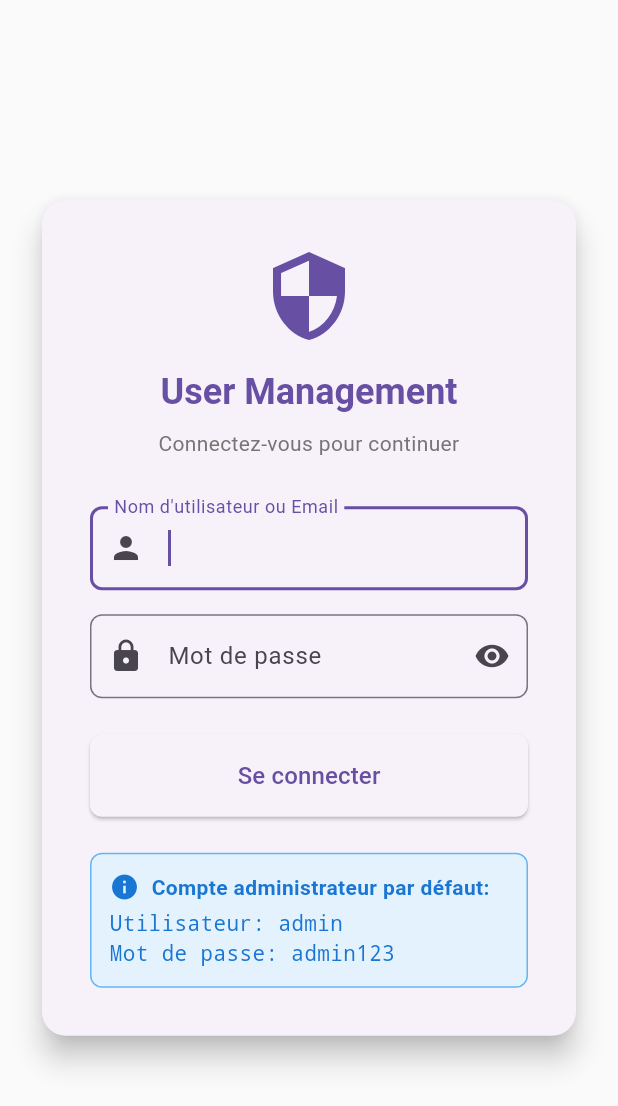
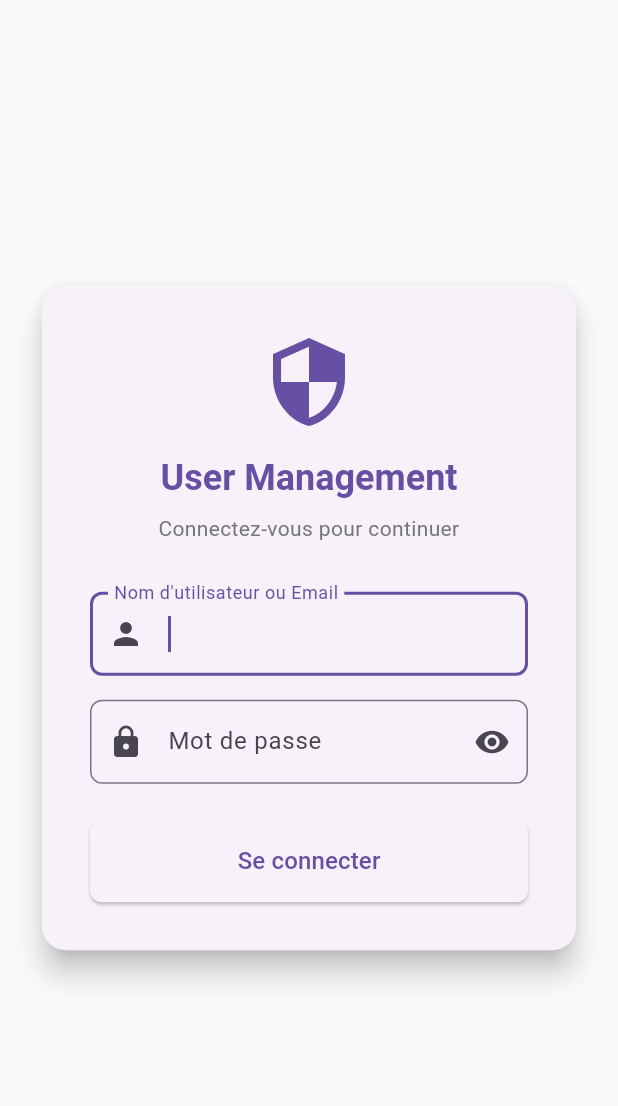
Before and after one commit to norphiil/LARP_app, a Flutter app: the screen it shows after launch, on a phone screen of 412 x 824 dp. Shown: the top 1106 px of the screen. Run offline on Flutter 3.47's test engine with Material 3 defaults, Android fonts, the phone set to English and light mode, and no system bars; our stand-ins replace connectivity_plus, flutter_dotenv, go_router, permission_handler, qr_flutter, shared_preferences and 1 more; missing offline and left inert: mobile_scanner; accounts and stored records are empty; network calls fail.

```diff
--- a/app/lib/screens/login_screen.dart
+++ b/app/lib/screens/login_screen.dart
@@ -202,44 +202,6 @@ class _LoginScreenState extends State<LoginScreen> {
                           );
                         },
                       ),
-
-                      const SizedBox(height: 24),
-
-                      // Default credentials hint
-                      Container(
-                        padding: const EdgeInsets.all(12),
-                        decoration: BoxDecoration(
-                          color: Colors.blue[50],
-                          border: Border.all(color: Colors.blue[300]!),
-                          borderRadius: BorderRadius.circular(8),
-                        ),
-                        child: Column(
-                          crossAxisAlignment: CrossAxisAlignment.start,
-                          children: [
-                            Row(
-                              children: [
-                                Icon(Icons.info, color: Colors.blue[700], size: 20),
-                                const SizedBox(width: 8),
-                                Text(
-                                  'Compte administrateur par défaut:',
-                                  style: TextStyle(
-                                    color: Colors.blue[700],
-                                    fontWeight: FontWeight.bold,
-                                  ),
-                                ),
-                              ],
-                            ),
-                            const SizedBox(height: 4),
-                            Text(
-                              'Utilisateur: admin\nMot de passe: admin123',
-                              style: TextStyle(
-                                color: Colors.blue[700],
-                                fontFamily: 'monospace',
-                              ),
-                            ),
-                          ],
-                        ),
-                      ),
                     ],
                   ),
                 ),
```
Also changed, not shown: app/lib/main_new.dart (deleted, +0 -121 lines), 5 other files.
